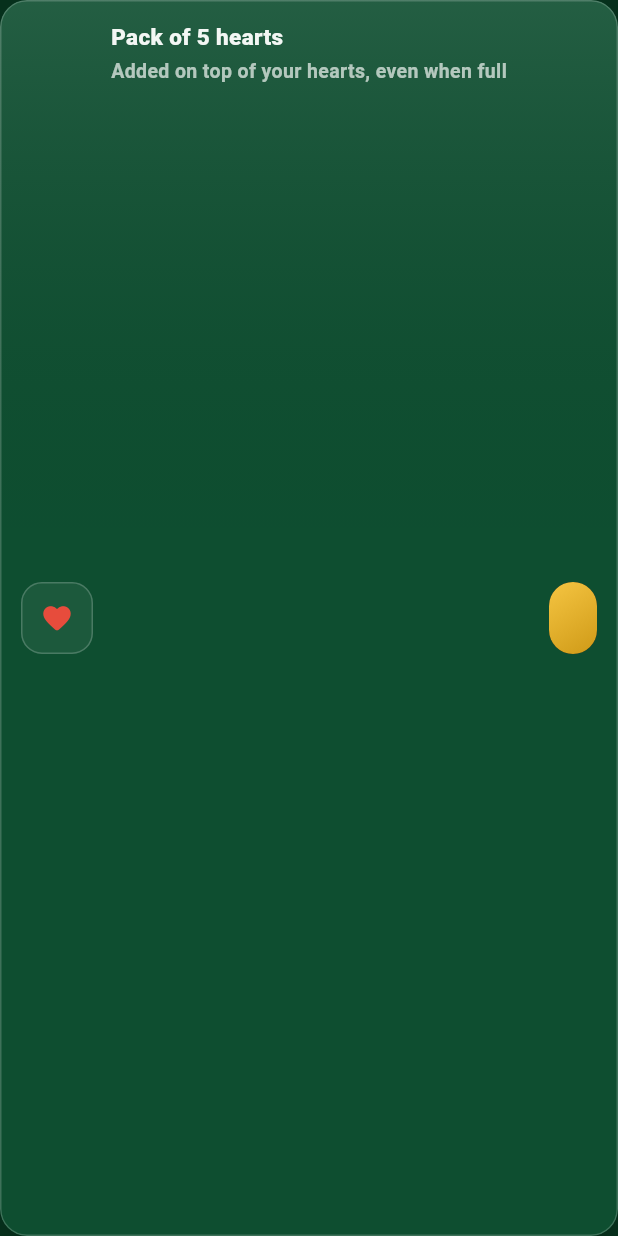
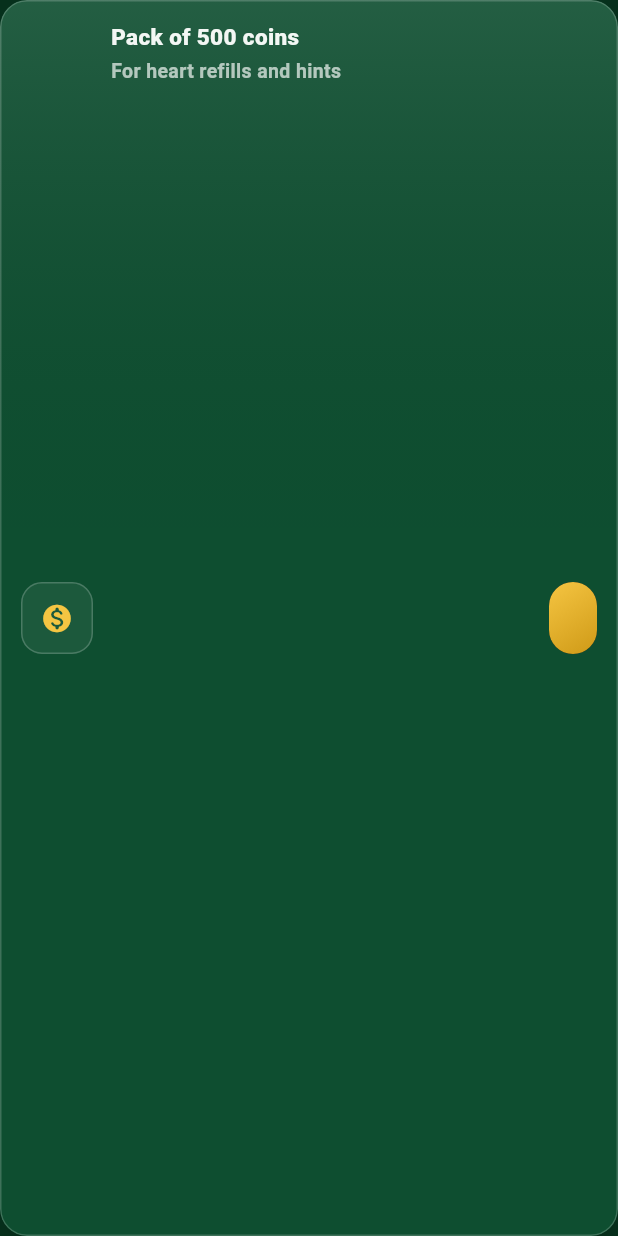
Before and after one commit to Oasis-Forge/koora-trivia, a Flutter app: the _PaidItem widget shown alone on an empty page, opened directly with empty values, on a phone screen of 412 x 824 dp. Run offline on Flutter 3.47's test engine with Material 3 defaults, Android fonts, the phone set to English and light mode, and no system bars; our stand-ins replace flutter_local_notifications, flutter_timezone, google_mobile_ads, in_app_purchase, in_app_review, package_info_plus and 3 more; missing offline and left inert: in_app_update; accounts and stored records are empty; statements that could not run were skipped.

Commit message:
Sell coins instead of hearts; hearts stay capped at 5
Owner's decision: money buys coins (coins_small 500, coins_large 2000),
never hearts. Bought coins are spent in the same shop on the 200-coin
refill, which fills to 5 and is disabled when full, so hearts can no
longer go above the cap.

Co-Authored-By: Claude Opus 5 <noreply@anthropic.com>

```diff
--- a/lib/app.dart
+++ b/lib/app.dart
@@ -76,7 +76,7 @@ class FootballTriviaApp extends StatelessWidget {
           lazy: false,
           create: (context) => PurchasesProvider(
             service: injector.billingService,
-            grantHearts: context.read<EconomyProvider>().grantPurchasedHearts,
+            grantCoins: context.read<EconomyProvider>().grantPurchasedCoins,
             onAdsRemoved: () {
               context.read<AdsProvider>().adsRemoved = true;
             },
--- a/lib/core/constants/app_config.dart
+++ b/lib/core/constants/app_config.dart
@@ -85,14 +85,14 @@ class AppConfig {
   // ── الشراء بالمال الحقيقي ──
   // الأسعار نفسها تُضبط في Play Console لا هنا، فغوغل تعرضها بعملة كل بلد.
 
-  /// قلوب حزمة الشراء الصغيرة.
+  /// عملات حزمة الشراء الصغيرة: ملآن للقلوب (200 لكل منهما) وبقية.
   ///
-  /// الرصيد يتجاوز السقف بعد الشراء عمداً (`_grantPurchasedHearts`): من دفع
-  /// وهو يملك أربعة قلوب لا يجوز أن يحصل على قلب واحد.
-  static const int heartsPerSmallPack = 5;
+  /// العملات بلا سقف بخلاف القلوب: القلوب لا تتجاوز [maxHearts] مهما دفع
+  /// اللاعب، فنبيع ما يشتريها لا القلوب نفسها.
+  static const int coinsPerSmallPack = 500;
 
-  /// قلوب الحزمة الكبيرة — أربعة أضعاف الصغيرة بسعر أقل للقلب الواحد.
-  static const int heartsPerLargePack = 20;
+  /// عملات الحزمة الكبيرة — أربعة أضعاف الصغيرة بسعر أقل للعملة الواحدة.
+  static const int coinsPerLargePack = 2000;
 
   /// أسعار المتجر بالعملات.
   static const int priceHeartsRefill = 200;
--- a/lib/core/constants/app_strings.dart
+++ b/lib/core/constants/app_strings.dart
@@ -242,8 +242,8 @@ class AppText {
   String get removeAds => 'إزالة الإعلانات';
   String get removeAdsHint => 'تُخفي الشريط السفلي والإعلانات بين الجولات';
   String get removeAdsActive => 'مفعّلة';
-  String heartsPack(String hearts) => 'حزمة $hearts';
-  String get heartsPackHint => 'تُضاف فوق رصيدك ولو كان ممتلئاً';
+  String coinsPack(String coins) => 'حزمة $coins';
+  String get coinsPackHint => 'لملء القلوب وشراء المساعدات';
   String get restorePurchases => 'استعادة المشتريات';
   String get purchaseDone => 'تم الشراء — شكراً لدعمك!';
   String get purchasePending =>
--- a/lib/core/constants/app_strings_en.dart
+++ b/lib/core/constants/app_strings_en.dart
@@ -350,9 +350,9 @@ class EnglishText implements AppText {
   @override
   String get removeAdsActive => 'Active';
   @override
-  String heartsPack(String hearts) => 'Pack of $hearts';
+  String coinsPack(String coins) => 'Pack of $coins';
   @override
-  String get heartsPackHint => 'Added on top of your hearts, even when full';
+  String get coinsPackHint => 'For heart refills and hints';
   @override
   String get restorePurchases => 'Restore purchases';
   @override
--- a/lib/core/utils/arabic_count.dart
+++ b/lib/core/utils/arabic_count.dart
@@ -49,15 +49,15 @@ class ArabicNoun {
     englishPlural: 'days',
   );
 
-  static const heart = ArabicNoun(
-    singular: 'قلب',
-    one: 'قلب واحد',
-    dual: 'قلبان',
-    dualObject: 'قلبين',
-    plural: 'قلوب',
-    accusative: 'قلباً',
-    english: 'heart',
-    englishPlural: 'hearts',
+  static const coin = ArabicNoun(
+    singular: 'عملة',
+    one: 'عملة واحدة',
+    dual: 'عملتان',
+    dualObject: 'عملتين',
+    plural: 'عملات',
+    accusative: 'عملة',
+    english: 'coin',
+    englishPlural: 'coins',
   );
 
   static const star = ArabicNoun(
--- a/lib/domain/entities/store_product.dart
+++ b/lib/domain/entities/store_product.dart
@@ -3,9 +3,12 @@
 /// المعرّفات هي نفسها المكتوبة في Play Console حرفاً بحرف؛ تغييرها بعد أول
 /// عملية شراء يعني أن المشتريات القديمة لا تُستعاد.
 enum StoreProductKind {
-  /// مستهلَكة: تُشترى مراراً. ترتيب القيم هنا هو ترتيب العرض في المتجر.
-  heartsSmall('hearts_small'),
-  heartsLarge('hearts_large'),
+  /// حزم عملات مستهلَكة: تُشترى مراراً. ترتيب القيم هنا هو ترتيب العرض.
+  ///
+  /// نبيع عملات لا قلوباً (قرار المالك، 18 سبتمبر 2026): القلوب تبقى تحت سقفها،
+  /// والعملات تشتري ملء القلوب أو المساعدات من المتجر نفسه.
+  coinsSmall('coins_small'),
+  coinsLarge('coins_large'),
 
   /// غير مستهلَك: يُشترى مرة ويُستعاد على أي جهاز بحساب اللاعب نفسه.
   removeAds('remove_ads');
--- a/lib/presentation/providers/purchases_provider.dart
+++ b/lib/presentation/providers/purchases_provider.dart
@@ -11,17 +11,17 @@ import '../../domain/repositories/billing_service.dart';
 class PurchasesProvider extends ChangeNotifier {
   PurchasesProvider({
     required BillingService service,
-    required Future<void> Function(int hearts) grantHearts,
+    required Future<void> Function(int coins) grantCoins,
     required void Function() onAdsRemoved,
   })  : _service = service,
-        _grantHearts = grantHearts,
+        _grantCoins = grantCoins,
         _onAdsRemoved = onAdsRemoved {
     _service.onChanged = notifyListeners;
     _service.onDelivered = _deliver;
   }
 
   final BillingService _service;
-  final Future<void> Function(int hearts) _grantHearts;
+  final Future<void> Function(int coins) _grantCoins;
   final void Function() _onAdsRemoved;
 
   StoreProductKind? _busy;
@@ -60,10 +60,10 @@ class PurchasesProvider extends ChangeNotifier {
     switch (kind) {
       case StoreProductKind.removeAds:
         _onAdsRemoved();
-      case StoreProductKind.heartsSmall:
-        _grantHearts(AppConfig.heartsPerSmallPack);
-      case StoreProductKind.heartsLarge:
-        _grantHearts(AppConfig.heartsPerLargePack);
+      case StoreProductKind.coinsSmall:
+        _grantCoins(AppConfig.coinsPerSmallPack);
+      case StoreProductKind.coinsLarge:
+        _grantCoins(AppConfig.coinsPerLargePack);
     }
     notifyListeners();
   }
--- a/lib/presentation/screens/shop_screen.dart
+++ b/lib/presentation/screens/shop_screen.dart
@@ -125,18 +125,18 @@ class _PaidItem extends StatelessWidget {
 
   static String _label(StoreProduct product) => switch (product.kind) {
         StoreProductKind.removeAds => AppStrings.removeAds,
-        StoreProductKind.heartsSmall => AppStrings.heartsPack(
-            ArabicCount.format(AppConfig.heartsPerSmallPack, ArabicNoun.heart),
+        StoreProductKind.coinsSmall => AppStrings.coinsPack(
+            ArabicCount.format(AppConfig.coinsPerSmallPack, ArabicNoun.coin),
           ),
-        StoreProductKind.heartsLarge => AppStrings.heartsPack(
-            ArabicCount.format(AppConfig.heartsPerLargePack, ArabicNoun.heart),
+        StoreProductKind.coinsLarge => AppStrings.coinsPack(
+            ArabicCount.format(AppConfig.coinsPerLargePack, ArabicNoun.coin),
           ),
       };
 
   static String _hint(StoreProduct product) =>
       product.kind == StoreProductKind.removeAds
           ? AppStrings.removeAdsHint
-          : AppStrings.heartsPackHint;
+          : AppStrings.coinsPackHint;
 
   @override
   Widget build(BuildContext context) {
@@ -154,11 +154,11 @@ class _PaidItem extends StatelessWidget {
             child: Icon(
               product.kind == StoreProductKind.removeAds
                   ? Icons.block_rounded
-                  : Icons.favorite_rounded,
+                  : Icons.monetization_on_rounded,
               size: 22,
               color: product.kind == StoreProductKind.removeAds
                   ? AppColors.chalkMuted
-                  : AppColors.wrong,
+                  : AppColors.gold,
             ),
           ),
           const SizedBox(width: 12),
```
Also changed, not shown: lib/presentation/providers/economy_provider.dart (+2 -13 lines), 10 other files.
